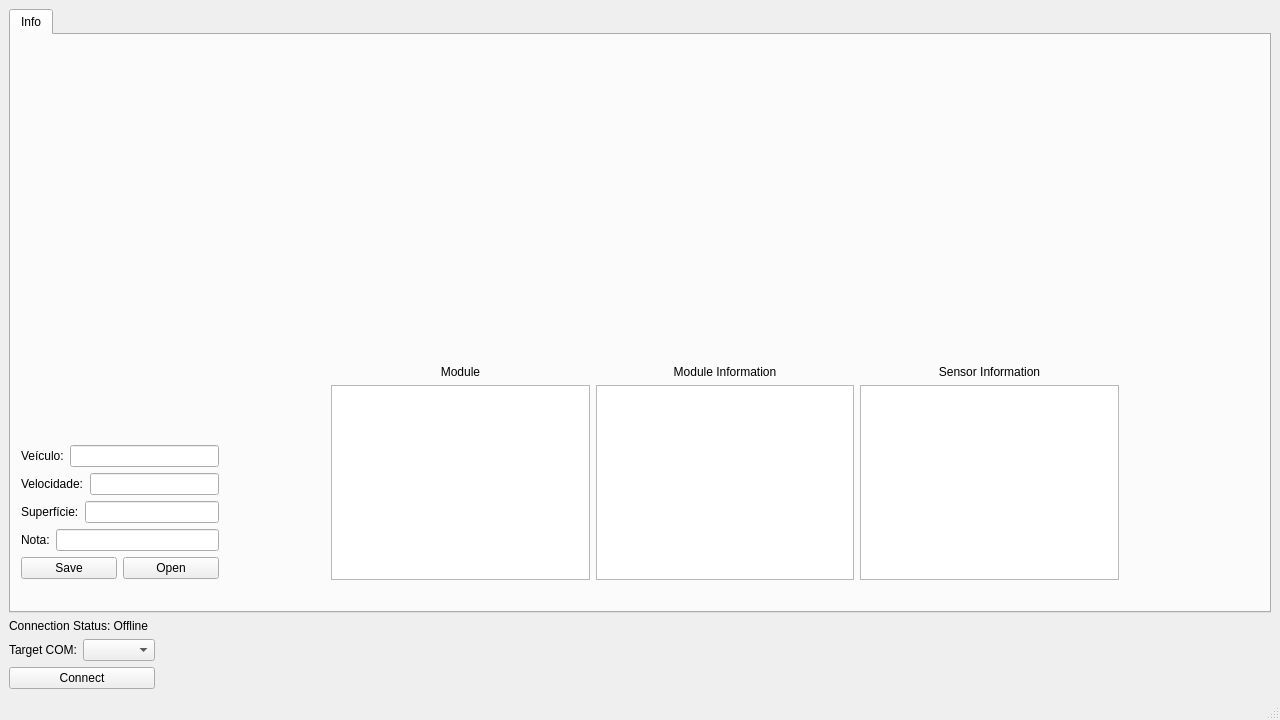
deep-in-the-pc/Monitoring_Interface_Pavnext, file gui/monitoring_interface_04.ui: the form before one commit.
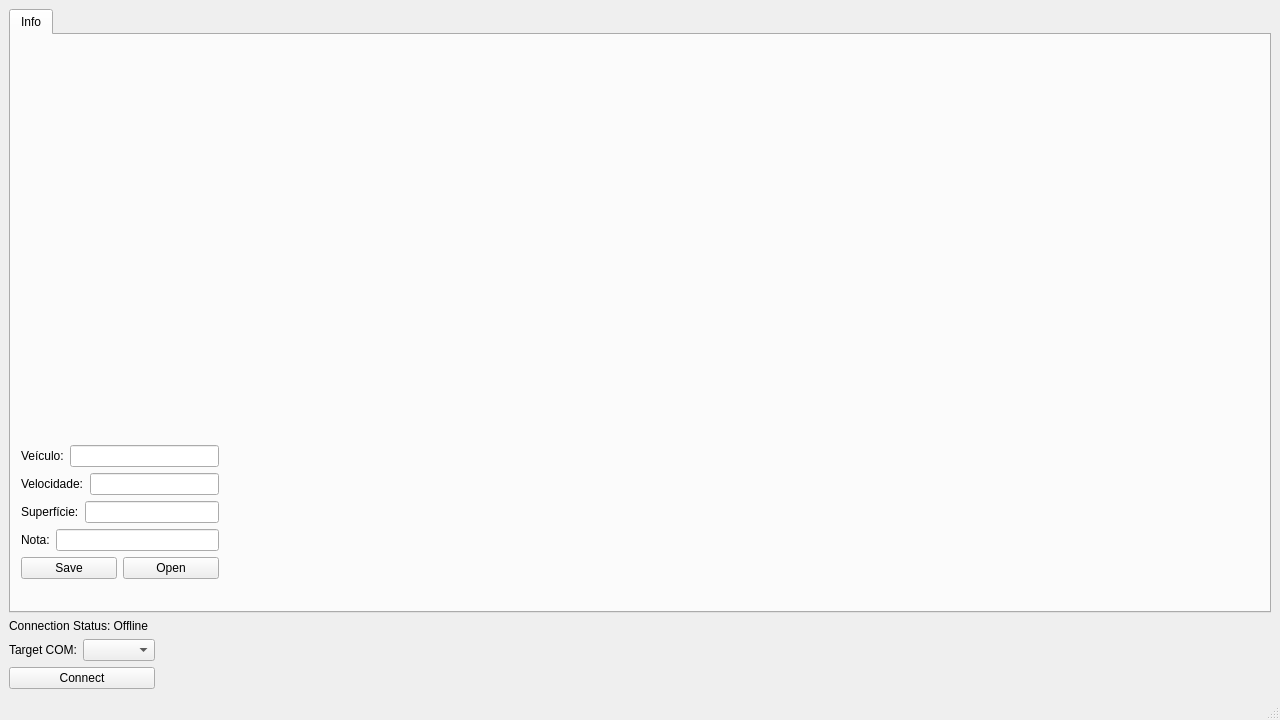
The form after the commit.

Commit message: Removed info boxes from info tab

Diff of the .ui file:
```diff
--- a/gui/monitoring_interface_04.ui
+++ b/gui/monitoring_interface_04.ui
@@ -110,69 +110,6 @@
          </item>
         </layout>
        </widget>
-       <widget class="QWidget" name="">
-        <property name="geometry">
-         <rect>
-          <x>320</x>
-          <y>330</y>
-          <width>788</width>
-          <height>215</height>
-         </rect>
-        </property>
-        <layout class="QHBoxLayout" name="horizontalLayout_8">
-         <item>
-          <layout class="QVBoxLayout" name="verticalLayout_6">
-           <item>
-            <widget class="QLabel" name="label_6">
-             <property name="text">
-              <string>Module</string>
-             </property>
-             <property name="alignment">
-              <set>Qt::AlignCenter</set>
-             </property>
-            </widget>
-           </item>
-           <item>
-            <widget class="QListWidget" name="moduleListWidget"/>
-           </item>
-          </layout>
-         </item>
-         <item>
-          <layout class="QVBoxLayout" name="verticalLayout_5">
-           <item>
-            <widget class="QLabel" name="label_7">
-             <property name="text">
-              <string>Module Information</string>
-             </property>
-             <property name="alignment">
-              <set>Qt::AlignCenter</set>
-             </property>
-            </widget>
-           </item>
-           <item>
-            <widget class="QListWidget" name="moduleInfoListWidget"/>
-           </item>
-          </layout>
-         </item>
-         <item>
-          <layout class="QVBoxLayout" name="verticalLayout_4">
-           <item>
-            <widget class="QLabel" name="label_8">
-             <property name="text">
-              <string>Sensor Information</string>
-             </property>
-             <property name="alignment">
-              <set>Qt::AlignCenter</set>
-             </property>
-            </widget>
-           </item>
-           <item>
-            <widget class="QListWidget" name="sensorInfoListWidget"/>
-           </item>
-          </layout>
-         </item>
-        </layout>
-       </widget>
       </widget>
      </widget>
     </item>
```
The commit also changes 2 other files.
